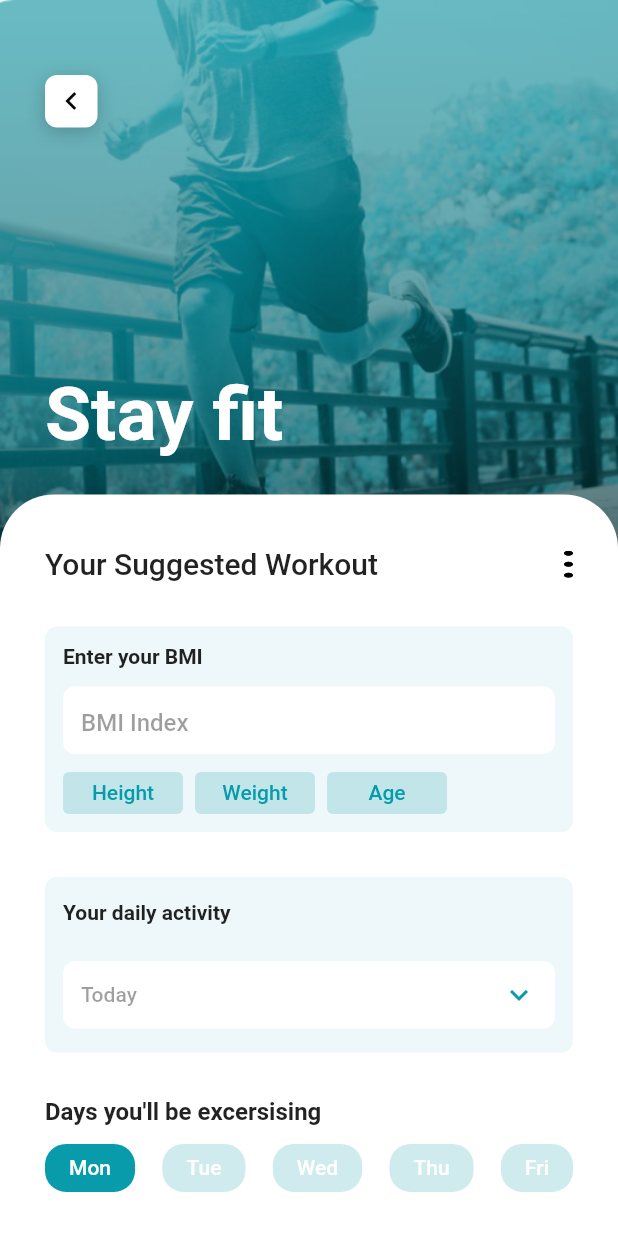
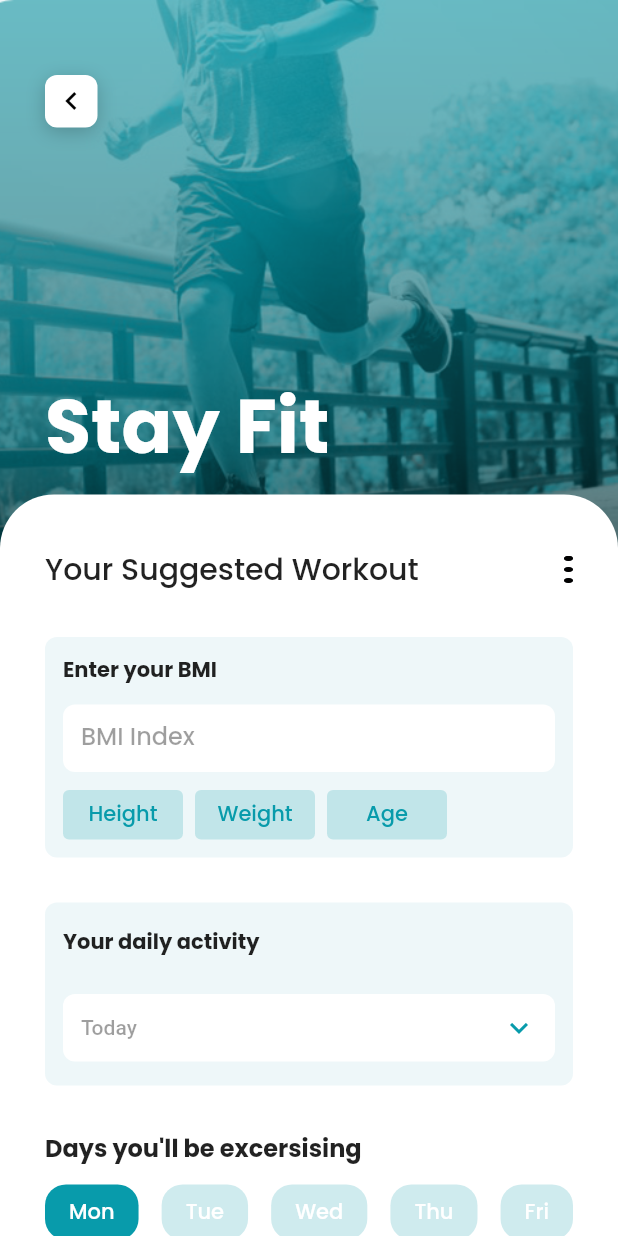
Before and after one commit to ifuncoding/fitnes_ui_flutter, a Flutter app: the screen it shows after launch, after a tap on "Change my goals", on a phone screen of 412 x 824 dp. Run offline on Flutter 3.47's test engine with Material 2 defaults, Android fonts, the phone set to English and light mode, and no system bars; our stand-ins replace flutter_svg, percent_indicator.

Commit message:
feat: add fonts

```diff
--- a/lib/main.dart
+++ b/lib/main.dart
@@ -15,6 +15,7 @@ class MyApp extends StatelessWidget {
         scaffoldBackgroundColor: Palette.scaffold,
         primaryColor: Palette.primary,
         visualDensity: VisualDensity.adaptivePlatformDensity,
+        fontFamily: 'Poppins',
       ),
       home: HomeScreen(),
     );
--- a/lib/screens/home/components/card_goal_detail.dart
+++ b/lib/screens/home/components/card_goal_detail.dart
@@ -25,7 +25,10 @@ class CartGoalDetail extends StatelessWidget {
               Row(
                 mainAxisAlignment: MainAxisAlignment.spaceBetween,
                 children: [
-                  Text('Goals'),
+                  Text(
+                    'Goals',
+                    style: TextStyle(fontWeight: FontWeight.bold),
+                  ),
                   GestureDetector(
                     onTap: () {
                       Navigator.push(
@@ -62,6 +65,7 @@ class CartGoalDetail extends StatelessWidget {
                       style: TextStyle(
                         fontSize: 12.0,
                         color: Palette.primary,
+                        fontWeight: FontWeight.w600,
                       ),
                     ),
                     SizedBox(width: 12.0),
@@ -70,6 +74,7 @@ class CartGoalDetail extends StatelessWidget {
                       style: TextStyle(
                         fontSize: 12.0,
                         color: Colors.black45,
+                        fontWeight: FontWeight.w600,
                       ),
                     ),
                     SizedBox(width: 12.0),
@@ -78,6 +83,7 @@ class CartGoalDetail extends StatelessWidget {
                       style: TextStyle(
                         fontSize: 12.0,
                         color: Colors.black45,
+                        fontWeight: FontWeight.w600,
                       ),
                     ),
                   ],
--- a/lib/screens/stay_fit.dart/components/top_container.dart
+++ b/lib/screens/stay_fit.dart/components/top_container.dart
@@ -58,12 +58,12 @@ class TopContainer extends StatelessWidget {
               Container(
                 height: height * 0.15,
                 child: Text(
-                  'Stay fit',
+                  'Stay Fit',
                   style: TextStyle(
-                    color: Colors.white,
-                    fontWeight: FontWeight.bold,
-                    fontSize: 50.0,
-                  ),
+                      color: Colors.white,
+                      fontWeight: FontWeight.bold,
+                      fontSize: 50.0,
+                      fontFamily: 'Poppins'),
                 ),
               ),
             ],
```
Also changed, not shown: pubspec.yaml (+22 -20 lines), fonts/Poppins-Bold.ttf (added), fonts/Poppins-ExtraBold.ttf (added), fonts/Poppins-Light.ttf (added), fonts/Poppins-Medium.ttf (added), fonts/Poppins-Regular.ttf (added), fonts/Poppins-SemiBold.ttf (added).
